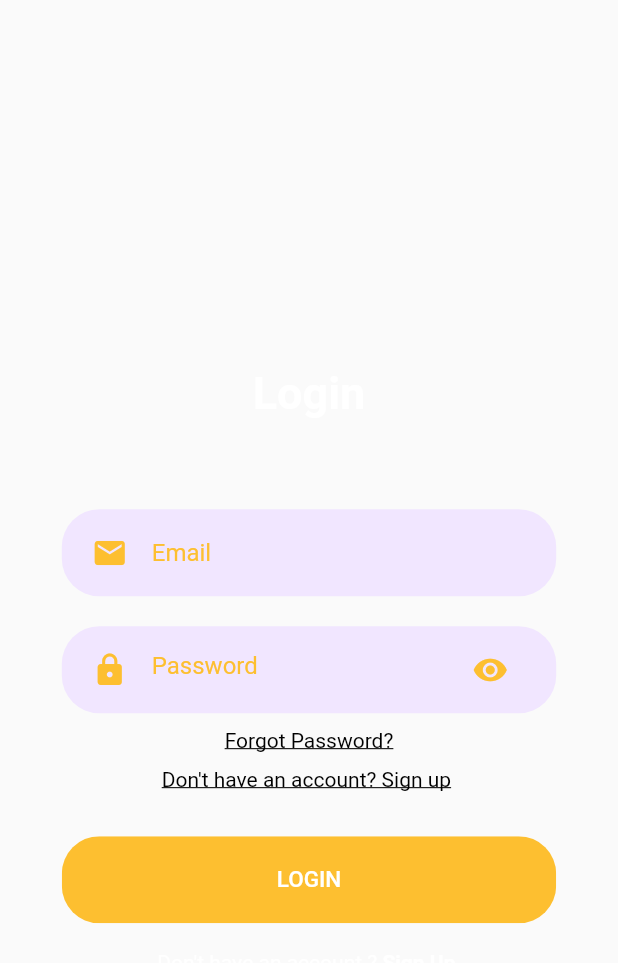
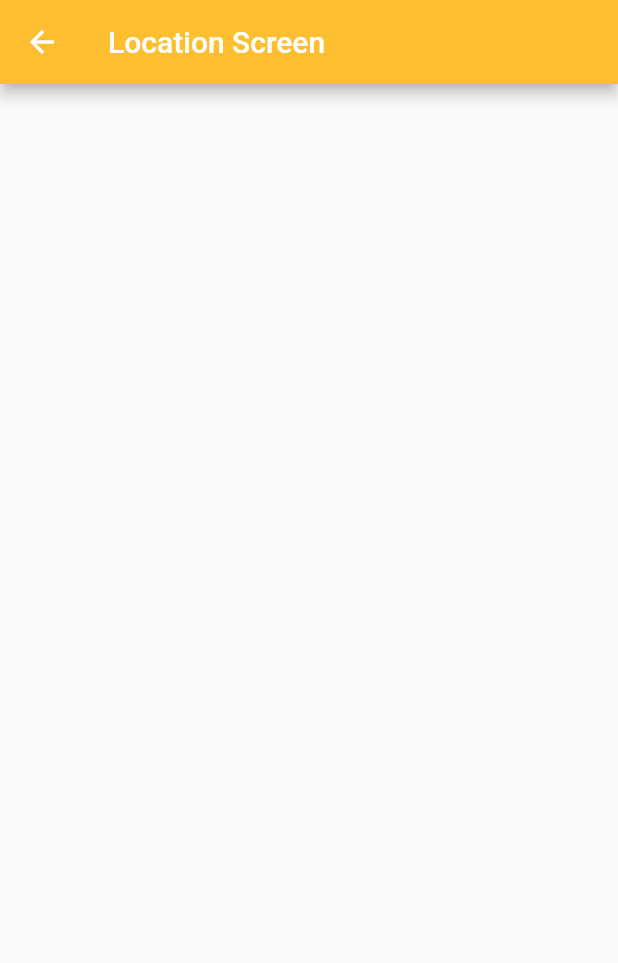
Before and after one commit to hrithikmordani/final_food_delivery, a Flutter app: the screen it shows after launch, after a tap on the "location on" icon, on a phone screen of 412 x 824 dp. Shown: the top 963 px of the screen. Run offline on Flutter 3.47's test engine with Material 2 defaults, Android fonts, the phone set to English and light mode, and no system bars; our stand-ins replace carousel_slider, dotted_line, flutter_signin_button, smooth_page_indicator; network calls fail.

Commit message:
added router, empty location screen and restaurant dish card which is empty

```diff
--- /dev/null
+++ b/lib/config/app_router.dart
@@ -0,0 +1,33 @@
+// ignore_for_file: avoid_print, no_duplicate_case_values, prefer_const_constructors
+
+import 'package:final_food_delivery/screens/location_screen.dart';
+import 'package:final_food_delivery/screens/restaurant_screen.dart';
+
+import 'package:flutter/cupertino.dart';
+import 'package:flutter/material.dart';
+
+class AppRouter {
+  static Route onGenerateRoute(RouteSettings settings) {
+    print('The Route is: ${settings.name}');
+    switch (settings.name) {
+      case '/':
+        return RestaurantScreen.route();
+      case RestaurantScreen.routeName:
+        return RestaurantScreen.route();
+      case LocationScreen.routeName:
+        return LocationScreen.route();
+      default:
+        return _errorRoute();
+    }
+  }
+
+  static Route _errorRoute() {
+    return MaterialPageRoute(
+        builder: (_) => Scaffold(
+              appBar: AppBar(
+                title: Text('error'),
+              ),
+            ),
+        settings: RouteSettings(name: '/error'));
+  }
+}
--- a/lib/main.dart
+++ b/lib/main.dart
@@ -3,6 +3,8 @@
 import 'package:final_food_delivery/screens/restaurant_screen.dart';
 import 'package:flutter/material.dart';
 import 'package:flutter/services.dart';
+
+import 'config/app_router.dart';
 
 void main() {
   runApp(MyApp());
@@ -22,7 +24,8 @@ class MyApp extends StatelessWidget {
       theme: ThemeData(
         primarySwatch: Colors.blue,
       ),
-      home: RestaurantScreen(),
+      onGenerateRoute: AppRouter.onGenerateRoute,
+      initialRoute: RestaurantScreen.routeName,
     );
   }
 }
--- /dev/null
+++ b/lib/screens/location_screen.dart
@@ -0,0 +1,26 @@
+// ignore_for_file: prefer_const_constructors
+
+import 'package:final_food_delivery/combined_widget/custom_app_bar.dart';
+import 'package:final_food_delivery/constants/colors.dart';
+import 'package:flutter/material.dart';
+
+class LocationScreen extends StatelessWidget {
+  static const String routeName = '/location';
+  static Route route() {
+    return MaterialPageRoute(
+        builder: (_) => LocationScreen(),
+        settings: RouteSettings(name: routeName));
+  }
+
+  const LocationScreen({Key? key}) : super(key: key);
+
+  @override
+  Widget build(BuildContext context) {
+    return Scaffold(
+      appBar: AppBar(
+        backgroundColor: kPrimaryColor,
+        title: Text('Location Screen'),
+      ),
+    );
+  }
+}
--- a/lib/screens/restaurant_screen.dart
+++ b/lib/screens/restaurant_screen.dart
@@ -10,6 +10,13 @@ import '../models/restaurant_model.dart';
 import '../constants/colors.dart';
 
 class RestaurantScreen extends StatefulWidget {
+  static const String routeName = '/';
+  static Route route() {
+    return MaterialPageRoute(
+        builder: (_) => RestaurantScreen(),
+        settings: RouteSettings(name: routeName));
+  }
+
   @override
   _RestaurantScreenState createState() => _RestaurantScreenState();
 }
@@ -66,10 +73,7 @@ class _RestaurantScreenState extends State<RestaurantScreen> {
         elevation: 0,
         leading: IconButton(
           onPressed: () {
-            Navigator.push(
-              context,
-              MaterialPageRoute(builder: (context) => LoginScreen()),
-            );
+            Navigator.pushNamed(context, '/location');
           },
           icon: Icon(
             Icons.location_on,
--- a/pubspec.yaml
+++ b/pubspec.yaml
@@ -47,6 +47,7 @@ dev_dependencies:
   flutter_lints: ^1.0.0
   carousel_slider: ^4.0.0
   smooth_page_indicator: ^1.0.0+2
+  dotted_line: ^3.1.0
 
 # For information on the generic Dart part of this file, see the
 # following page: https://dart.dev/tools/pub/pubspec
```
Also changed, not shown: lib/cards/food_item_card.dart (added, +22 -0 lines), lib/cards/restaurant_detailed_info.dart (added, +111 -0 lines), lib/combined_widget/custom_bottom_navigation_bar.dart (added, +34 -0 lines), lib/screens/restaurant_dishes.dart (+25 -2 lines), pubspec.lock.
